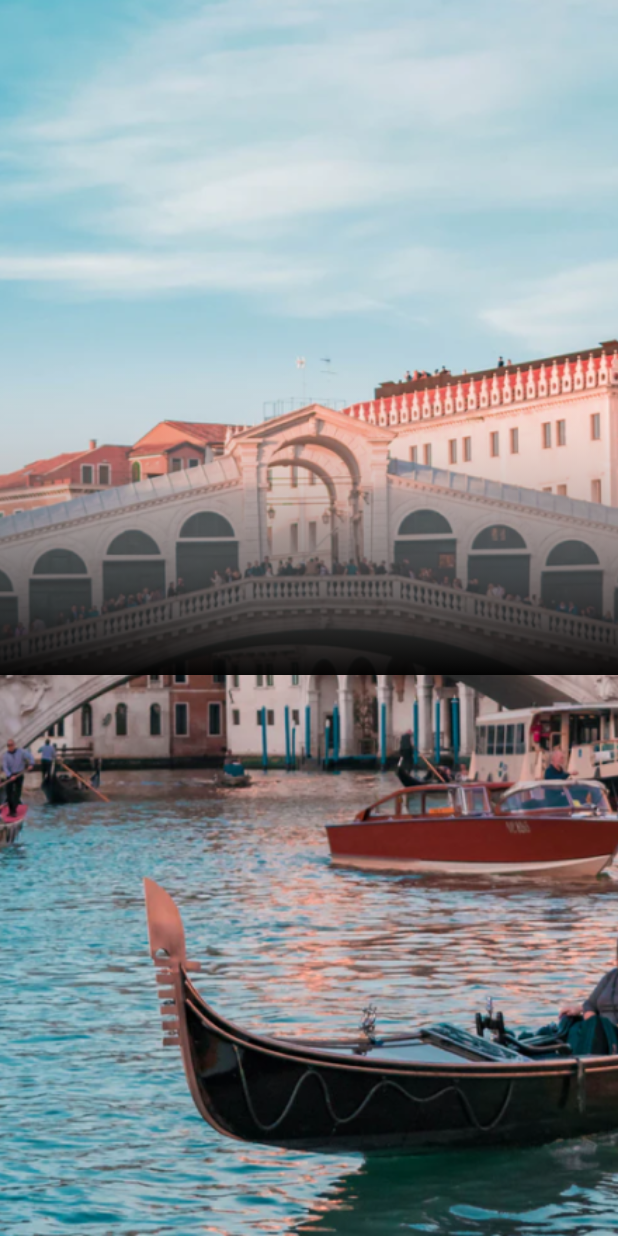
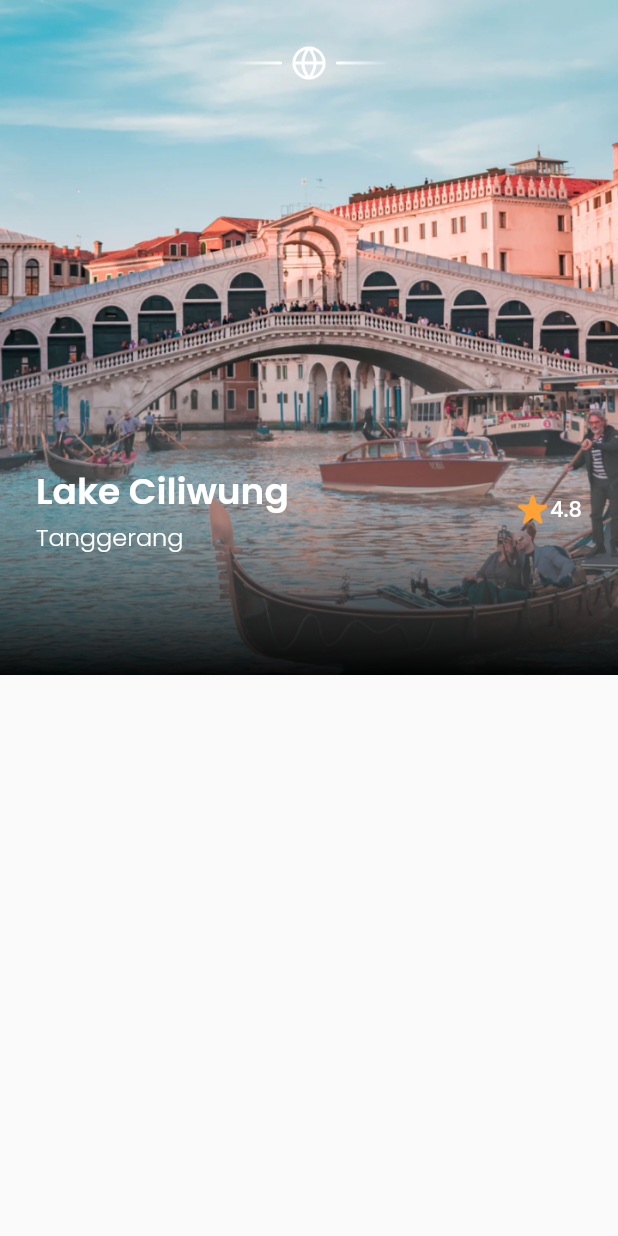
Before and after one commit to mrum13/airplane-flutter, a Flutter app: the DetailPage screen opened directly, on a phone screen of 412 x 824 dp. Run offline on Flutter 3.47's test engine with Material 2 defaults, Android fonts, the phone set to English and light mode, and no system bars; our stand-ins replace google_fonts.

Commit message:
Detail Page, title

```diff
--- a/lib/ui/pages/detail_page.dart
+++ b/lib/ui/pages/detail_page.dart
@@ -9,7 +9,8 @@ class DetailPage extends StatelessWidget {
 
     Widget backgroundImage() {
       return Container(
-        width: 450,
+        width: double.infinity,
+        height: 450,
         decoration: BoxDecoration(
           image: DecorationImage(
             fit: BoxFit.cover,
@@ -38,12 +39,80 @@ class DetailPage extends StatelessWidget {
       );
     }
 
+    Widget content() {
+      return Container(
+        width: double.infinity,
+        margin: EdgeInsets.only(top: 30, left: 24, right:24),
+        child: Column(
+          children: [
+            Container(
+              width: 108,
+              height: 24,
+              decoration: BoxDecoration(
+                image: DecorationImage(
+                  image: AssetImage('assets/icon_emblem.png',
+                ),
+                )
+              ),
+            ),
+            Container(
+              margin: EdgeInsets.only(top: 256),
+              child: Row(
+                children: [
+                  Expanded(
+                    child: Column(
+                      crossAxisAlignment: CrossAxisAlignment.start,
+                      children: [
+                        Text('Lake Ciliwung',
+                          style: whiteTextStyle.copyWith(
+                            fontSize: 24,
+                            fontWeight: semiBold
+                          ),
+                          overflow: TextOverflow.ellipsis,
+                        ),
+                        Text('Tanggerang',
+                          style: whiteTextStyle.copyWith(
+                            fontSize: 16,
+                            fontWeight: light
+                          ),)
+                      ],
+                    ),
+                  ),
+                  Row(
+                mainAxisAlignment: MainAxisAlignment.center,
+                crossAxisAlignment: CrossAxisAlignment.start,
+                children: [
+                  Container(
+                    width: 20,
+                    height: 20,
+                    margin: EdgeInsets.only(right: 2),
+                    decoration: BoxDecoration(
+                      image: DecorationImage(
+                        image: AssetImage('assets/icon_star.png'),
+                      ),
+                    ),
+                  ),
+                  Text(
+                    '4.8',
+                    style: whiteTextStyle.copyWith(
+                      fontWeight: medium,
+                    ),
+                  )
+                ],
+              ),
+                ]),
+            )
+          ]),
+      );
+    }
+
     return Scaffold(
       backgroundColor: kBackgroundColor,
       body: Stack(
         children: [
           backgroundImage(),
-          customShadow()
+          customShadow(),
+          content()
         ],
       ),
     );
```
